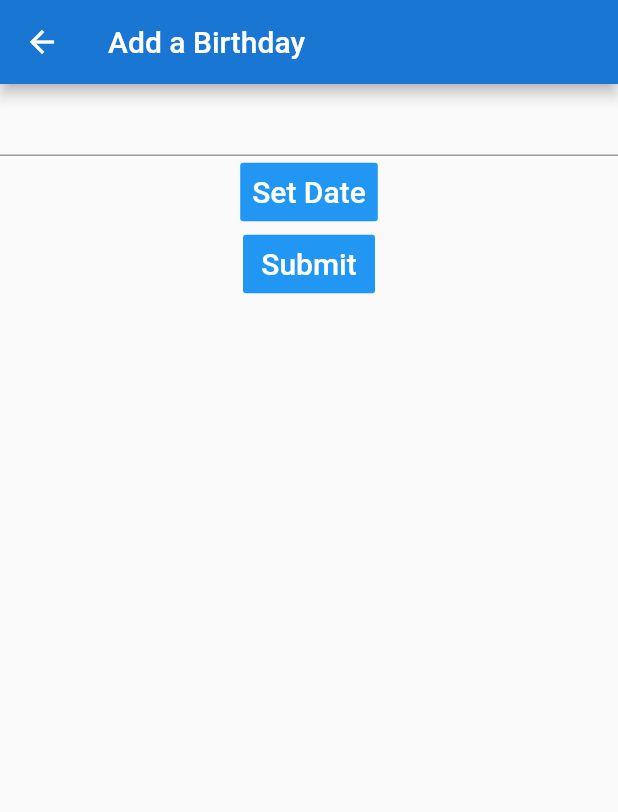
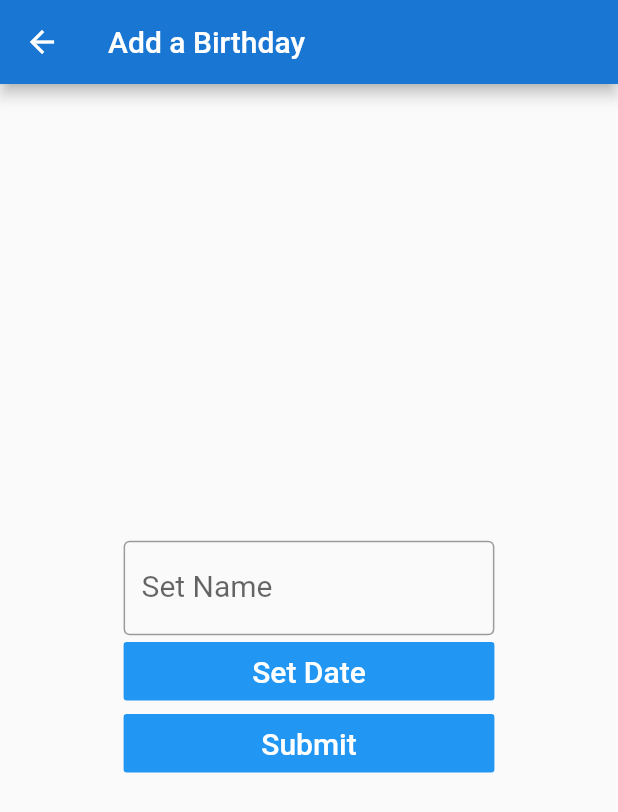
Before and after one commit to safinsingh/birthdays, a Flutter app: the screen it shows after launch, after a tap on the "add" icon, on a phone screen of 412 x 824 dp. Shown: the top 812 px of the screen. Run offline on Flutter 3.47's test engine with Material 2 defaults, Android fonts, the phone set to English and light mode, and no system bars; missing offline and left inert: flutter_picker.

Commit message:
style and layout organize adding screen

```diff
--- a/lib/birthday_list.dart
+++ b/lib/birthday_list.dart
@@ -10,12 +10,7 @@ class BirthdayList extends StatefulWidget {
 }
 
 class BirthdayListState extends State<BirthdayList> {
-  final _birthdays = <String, String>{
-    "Person 1": "January 01",
-    "Person 2": "January 02",
-    "Person 3": "January 03",
-    "Person 4": "January 04",
-  };
+  final _birthdays = <String, String>{};
 
   final _favorites = [];
 
@@ -150,10 +145,24 @@ class BirthdayListState extends State<BirthdayList> {
         .push(MaterialPageRoute(builder: (BuildContext context) {
       return Scaffold(
           appBar: AppBar(title: addTitle),
-          body: Center(
-              child: Column(children: <Widget>[
+          body: Row(
+            children: <Widget>[
+              Expanded(
+                flex: 2, // 20%
+                child: Container(),
+              ),
+              Expanded(
+                flex: 6, // 60%
+                child: Column(
+                    mainAxisAlignment: MainAxisAlignment.center,
+                    crossAxisAlignment: CrossAxisAlignment.stretch,
+                    children: <Widget>[
                       TextField(
                         style: TextStyle(fontSize: 20.0),
+                        decoration: InputDecoration(
+                          border: OutlineInputBorder(),
+                          labelText: 'Set Name',
+                        ),
                         onChanged: (text) {
                           setState(() {
                             newName = text;
@@ -185,8 +194,15 @@ class BirthdayListState extends State<BirthdayList> {
                           "Submit",
                           style: TextStyle(fontSize: 20.0),
                         ),
+                      ),
+                    ]),
+              ),
+              Expanded(
+                flex: 2, // 20%
+                child: Container(),
               )
-          ])));
+            ],
+          ));
     }));
   }
 
```
Lines whose indentation alone changed are shown as unchanged.
